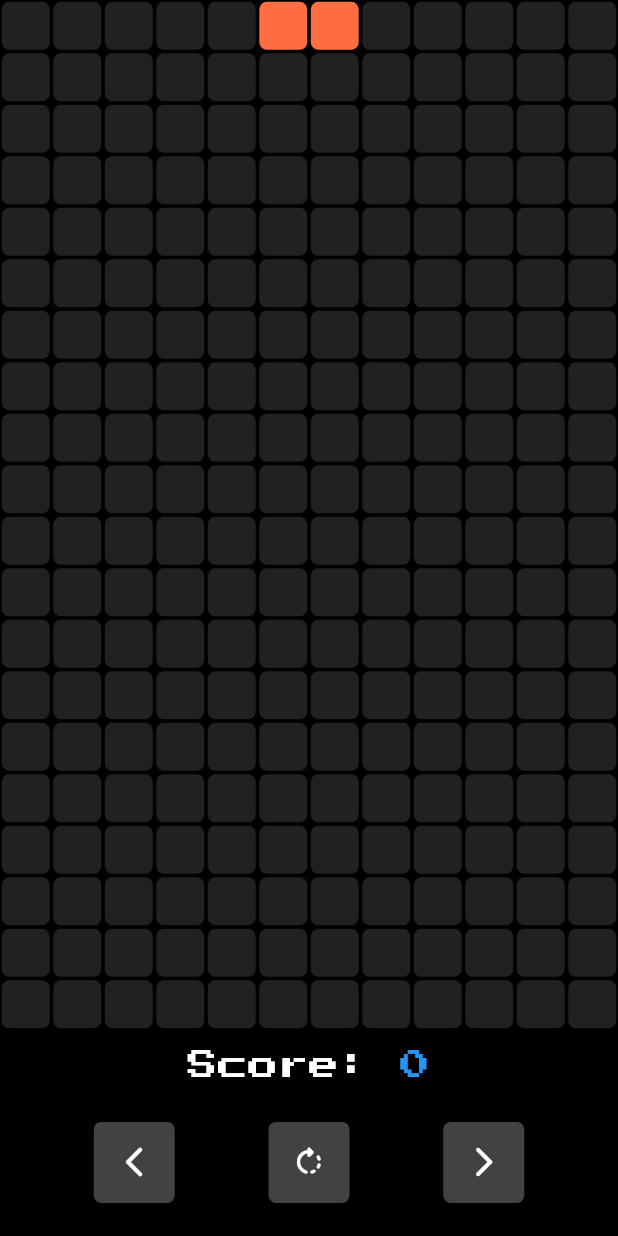
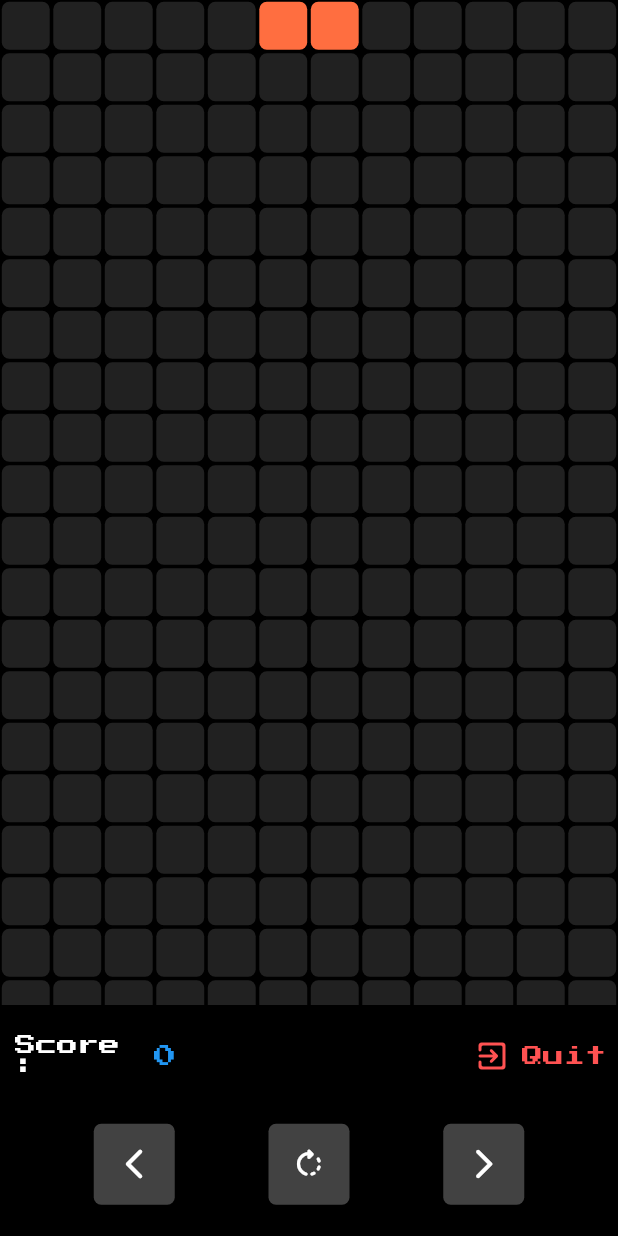
Before and after one commit to black-purple/flutter-tetris, a Flutter app: the screen it shows after launch, after a tap on "Start Game", on a phone screen of 412 x 824 dp. Run offline on Flutter 3.47's test engine with Material 3 defaults, Android fonts, the phone set to English and light mode, and no system bars; our stand-ins replace get, get_storage, responsive_sizer, sqflite; accounts and stored records are empty.

Commit message:
Feature :  need the quit button !! Fixes #1

```diff
--- a/lib/main.dart
+++ b/lib/main.dart
@@ -23,6 +23,7 @@ class MainApp extends StatelessWidget {
           primaryColor: Colors.orangeAccent,
           primarySwatch: Colors.orange,
           fontFamily: "PressStart2P",
+          useMaterial3: false,
         ),
         debugShowCheckedModeBanner: false,
         home: const HomeScreen(),
--- a/lib/screens/board.dart
+++ b/lib/screens/board_screen.dart
@@ -269,23 +269,43 @@ class _GameBoardState extends State<GameBoard> {
           Padding(
             padding: const EdgeInsets.only(top: 10),
             child: Row(
-              mainAxisAlignment: MainAxisAlignment.center,
+              mainAxisAlignment: MainAxisAlignment.start,
               crossAxisAlignment: CrossAxisAlignment.center,
               children: [
-                const Text(
+                const Expanded(
+                  flex: 2,
+                  child: Padding(
+                    padding: EdgeInsets.symmetric(horizontal: 10.0),
+                    child: Text(
                       "Score: ",
                       style: TextStyle(
                         color: Colors.white,
-                    fontSize: 20,
+                        fontSize: 14,
                       ),
                     ),
-                Text(
+                  ),
+                ),
+                Expanded(
+                  flex: 4,
+                  child: Text(
                     "$currentScore",
                     style: TextStyle(
                       color: getScoreColor(),
-                    fontSize: 20,
+                      fontSize: 15,
                     ),
                   ),
+                ),
+                TextButton.icon(
+                  onPressed: resetGame,
+                  icon: const Icon(
+                    Icons.exit_to_app_rounded,
+                    color: Colors.redAccent,
+                  ),
+                  label: const Text(
+                    "Quit",
+                    style: TextStyle(color: Colors.redAccent),
+                  ),
+                )
               ],
             ),
           ),
--- a/lib/screens/home_screen.dart
+++ b/lib/screens/home_screen.dart
@@ -1,7 +1,7 @@
 import 'dart:developer';
 
 import 'package:flutter/material.dart';
-import 'package:flutter_tetris/screens/board.dart';
+import 'package:flutter_tetris/screens/board_screen.dart';
 import 'package:flutter_tetris/screens/scores_screen.dart';
 import 'package:flutter_tetris/screens/settings_screen.dart';
 import 'package:flutter_tetris/widgets/appbar.dart';
--- a/lib/widgets/piece.dart
+++ b/lib/widgets/piece.dart
@@ -1,4 +1,4 @@
-import 'package:flutter_tetris/screens/board.dart';
+import 'package:flutter_tetris/screens/board_screen.dart';
 import 'package:flutter_tetris/values.dart';
 
 class Piece {
```
Also changed, not shown: pubspec.lock, 7 other files. Lines whose indentation alone changed are shown as unchanged.
